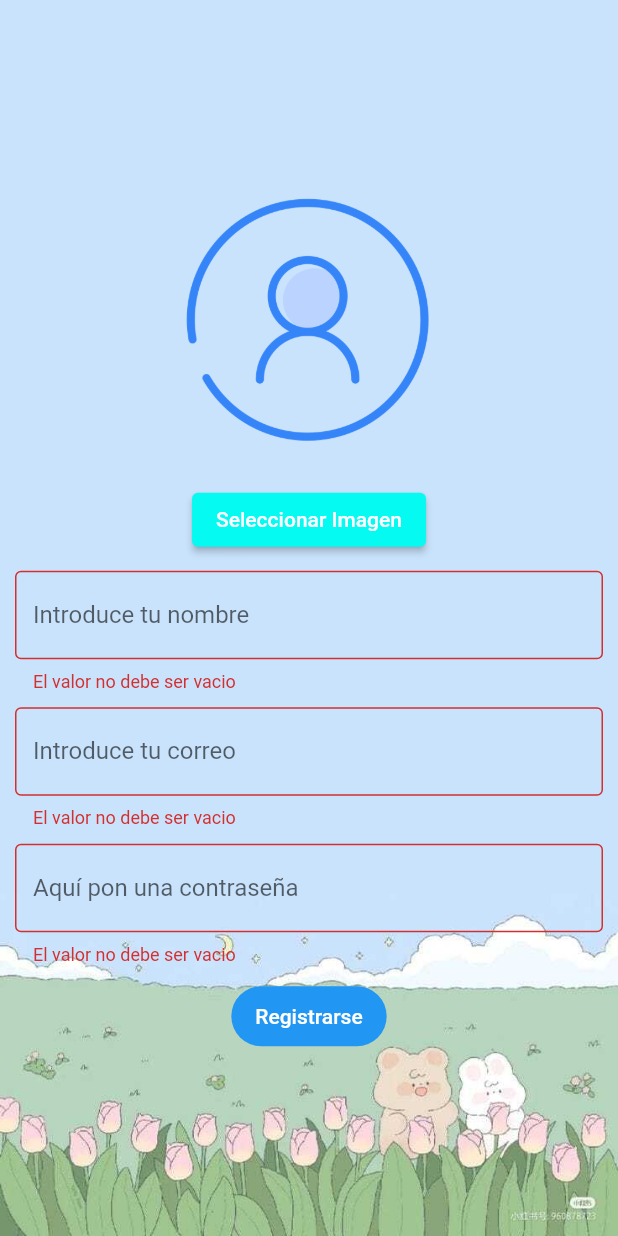
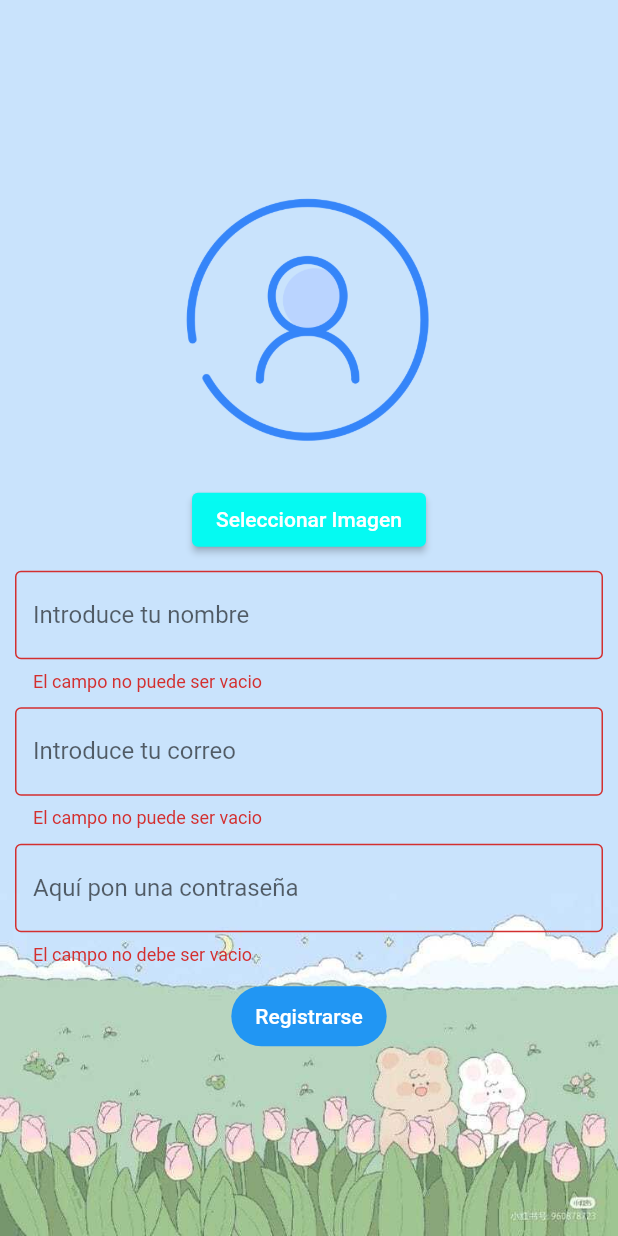
Before and after one commit to goyitauwu/PMSNA1, a Flutter app: the RegisterScreen screen opened by its route, after a tap on "Registrarse", on a phone screen of 412 x 824 dp. Run offline on Flutter 3.47's test engine with Material 2 defaults, Android fonts, the phone set to English and light mode, and no system bars; our stand-ins replace image_picker, social_login_buttons, sqflite; missing offline and left inert: day_night_switcher; accounts and stored records are empty.

Commit message:
Update register_screen.dart

```diff
--- a/lib/screens/register_screen.dart
+++ b/lib/screens/register_screen.dart
@@ -1,12 +1,6 @@
-
 import 'dart:io';
-
 import 'package:flutter/material.dart';
-import 'package:get/get.dart';
 import 'package:image_picker/image_picker.dart';
-import 'package:pmsna1/screens/login_screen.dart';
-
-
 
 class RegisterScreen extends StatefulWidget {
   const RegisterScreen({super.key});
@@ -27,7 +21,6 @@ class _RegisterScreenState extends State<RegisterScreen> {
   bool _validateP = false;
   bool _validateF = false;
 
-
   @override
   void dispose() {
     _textNombre.dispose();
@@ -35,8 +28,6 @@ class _RegisterScreenState extends State<RegisterScreen> {
     _textPsswd.dispose();
     super.dispose();
   }
-
-
 
   @override
   Widget build(BuildContext context) {
@@ -47,7 +38,7 @@ class _RegisterScreenState extends State<RegisterScreen> {
       controller: _textNombre,
       decoration: InputDecoration(
       label: Text('Introduce tu nombre'),
-      errorText: _validateN ? 'El valor no debe ser vacio' : null,
+      errorText: _validateN ? 'El campo no puede ser vacio' : null,
       border: OutlineInputBorder()
       ),
     );
@@ -56,7 +47,7 @@ class _RegisterScreenState extends State<RegisterScreen> {
       controller: _textCorreo,
       decoration: InputDecoration(
       label: Text('Introduce tu correo'),
-      errorText: _validateC ? 'El valor no debe ser vacio' : _validateF ? 'Formato de correo incorrecto': null,
+      errorText: _validateC ? 'El campo no puede ser vacio' : _validateF ? 'El formato de correo es incorrecto': null,
       border: OutlineInputBorder()
       ),
     );
@@ -68,7 +59,7 @@ class _RegisterScreenState extends State<RegisterScreen> {
       controller: _textPsswd,
       decoration: InputDecoration(
       label: Text('Aquí pon una contraseña'),
-      errorText: _validateP ? 'El valor no debe ser vacio' :  null,
+      errorText: _validateP ? 'El campo no debe ser vacio' :  null,
       border: OutlineInputBorder()
       ),
     );
@@ -81,10 +72,11 @@ class _RegisterScreenState extends State<RegisterScreen> {
           _textNombre.text.isEmpty ? _validateN = true : _validateN = false;
           _textCorreo.text.isEmpty ? _validateC = true : _validateC = false;
           _textPsswd.text.isEmpty ? _validateP = true : _validateP = false;
-          !_textCorreo.text.contains('@') ? _validateF = true : _validateF = false;
+          !_textCorreo.text.contains('@') && !_textCorreo.text.contains('.com') ? _validateF = true : _validateF = false;
 
       });
     },);
+
     //final btnRegresar = FilledButton(child: const Text('Regresar'), onPressed: ()=> Get.to(LoginScreen));
 
     final btnImg = ElevatedButton(onPressed: () async {
```
